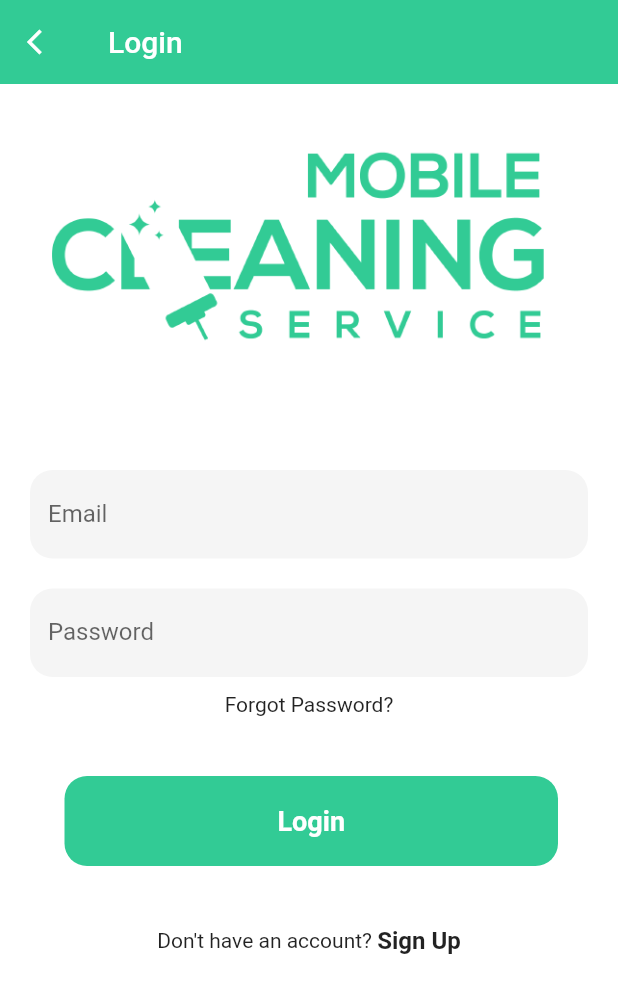
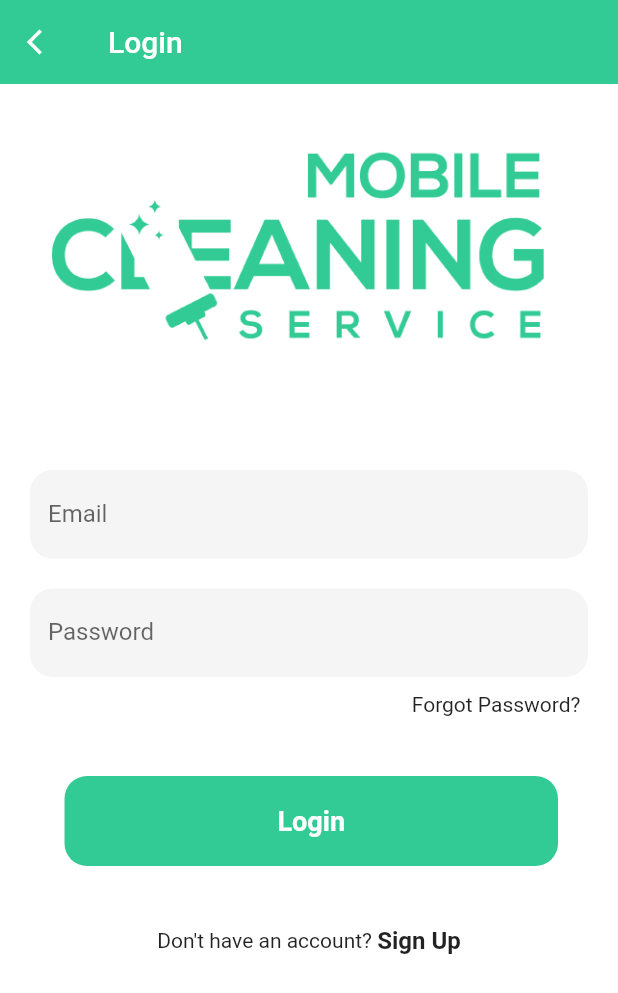
Before and after one commit to Shafaqulhamim/mobile_cleaning_service, a Flutter app: the screen it shows after launch, after a tap on "Login", on a phone screen of 412 x 824 dp. Shown: the top 993 px of the screen. Run offline on Flutter 3.47's test engine with Material 2 defaults, Android fonts, the phone set to English and light mode, and no system bars; our stand-ins replace bloc, cloud_firestore, dartz, date_time_picker, firebase_auth, firebase_core and 8 more; accounts and stored records are empty; network calls fail.

Commit message:
Forget Password Allignment

```diff
--- a/lib/login.dart
+++ b/lib/login.dart
@@ -124,13 +124,22 @@ class _LoginPageState extends State<LoginPage> {
                     height: 10,
                   ),
                   GestureDetector(
-                child: Text(
+                    child: Padding(
+                      padding: const EdgeInsets.only(right: 25),
+                      child: Row(
+                        mainAxisAlignment: MainAxisAlignment.end,
+                        children: [
+                          Text(
                             "Forgot Password?",
+                          ),
+                        ],
+                      ),
                     ),
                     onTap: () {
                       Navigator.push(
                         context,
-                    MaterialPageRoute(builder: (context) => ResetPasswordF()),
+                        MaterialPageRoute(
+                            builder: (context) => ResetPasswordF()),
                       );
                     },
                   ),
@@ -162,7 +171,6 @@ class _LoginPageState extends State<LoginPage> {
                   ),
                 ],
               ),
-
               Row(
                 mainAxisAlignment: MainAxisAlignment.center,
                 children: <Widget>[
```
Lines whose indentation alone changed are shown as unchanged.
